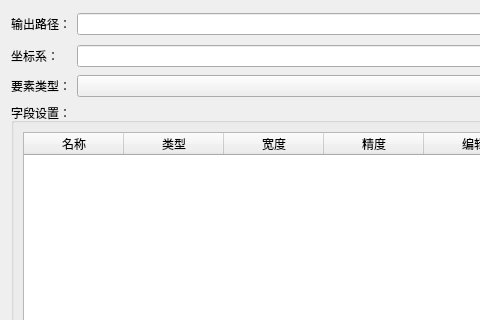
Old version of the form ui/CreateShapeUI.ui in the repository LianweiMa/DeeplearningSystem; both pictures show x 0 to 480 and y 0 to 320 of the 654 by 508 pixel window.
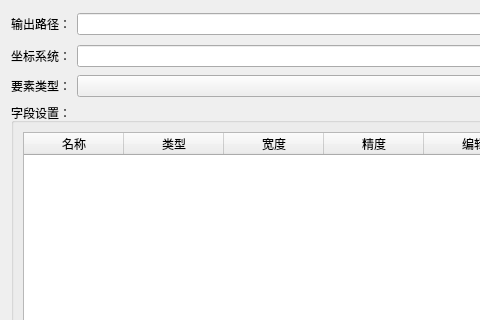
New version of the form.

Diff of the .ui file:
```diff
--- a/ui/CreateShapeUI.ui
+++ b/ui/CreateShapeUI.ui
@@ -76,7 +76,7 @@
         </size>
        </property>
        <property name="text">
-        <string>坐标系：</string>
+        <string>坐标系统：</string>
        </property>
       </widget>
      </item>
```
